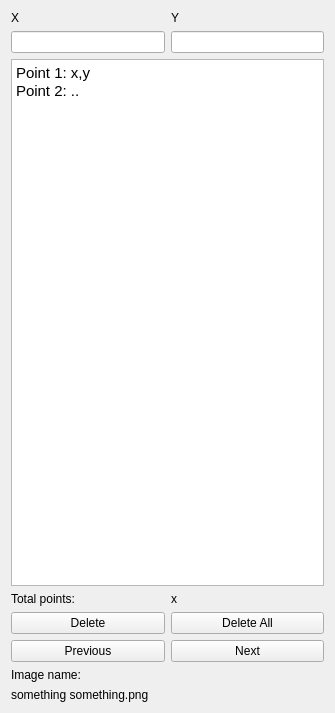
First picture: the form in QT_Gui/listbox.ui, repository Jelle-Bijlsma/UTMR, before the edit.
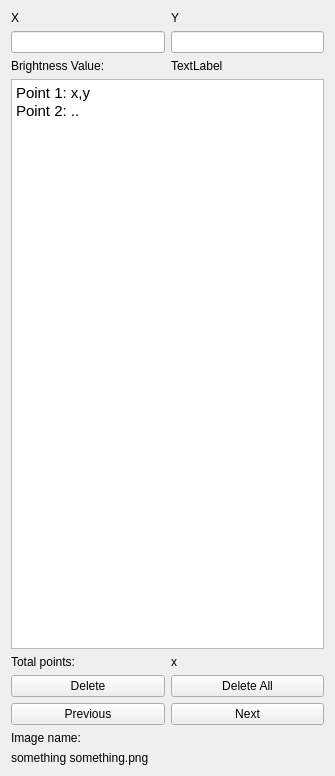
Second picture: the form after the edit.

Commit message: image labeler finished

```diff
--- a/QT_Gui/listbox.ui
+++ b/QT_Gui/listbox.ui
@@ -7,7 +7,7 @@
     <x>0</x>
     <y>0</y>
     <width>335</width>
-    <height>713</height>
+    <height>776</height>
    </rect>
   </property>
   <property name="windowTitle">
@@ -42,6 +42,24 @@
      </item>
     </layout>
    </item>
+   <item>
+    <layout class="QHBoxLayout" name="horizontalLayout_6">
+     <item>
+      <widget class="QLabel" name="label_7">
+       <property name="text">
+        <string>Brightness Value: </string>
+       </property>
+      </widget>
+     </item>
+     <item>
+      <widget class="QLabel" name="label_8">
+       <property name="text">
+        <string>TextLabel</string>
+       </property>
+      </widget>
+     </item>
+    </layout>
+   </item>
    <item>
     <widget class="QTextEdit" name="textEdit">
      <property name="html">
```
The commit also changes 1 other file.
